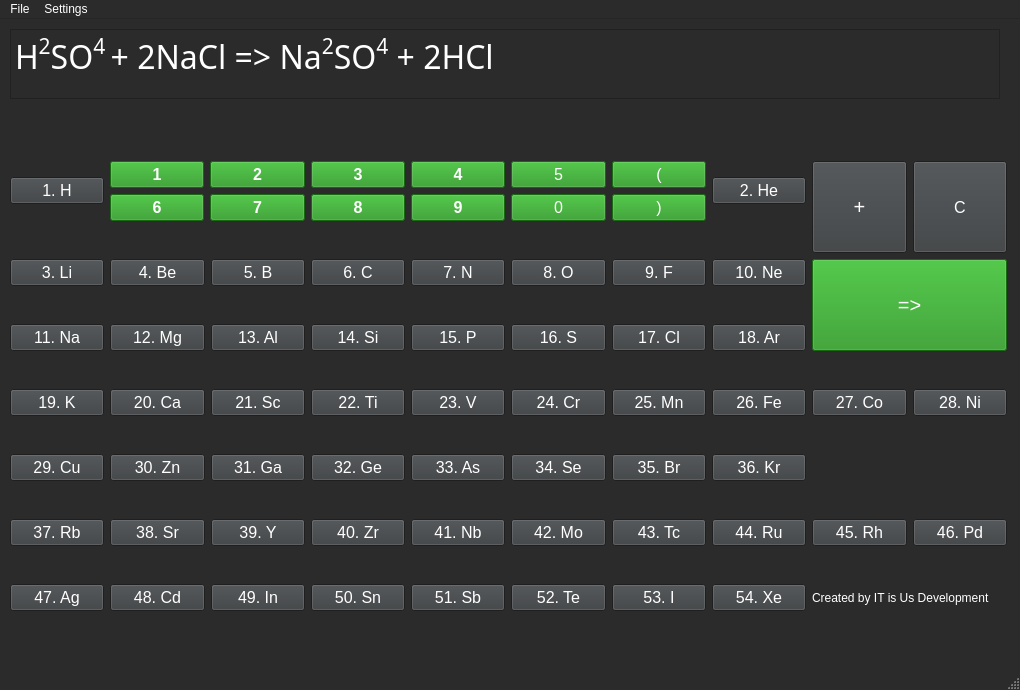
This is Chem_calc.ui in AlexSmirn0v/Chemical-Romance as Qt 5 draws it before an edit. The edited form follows.
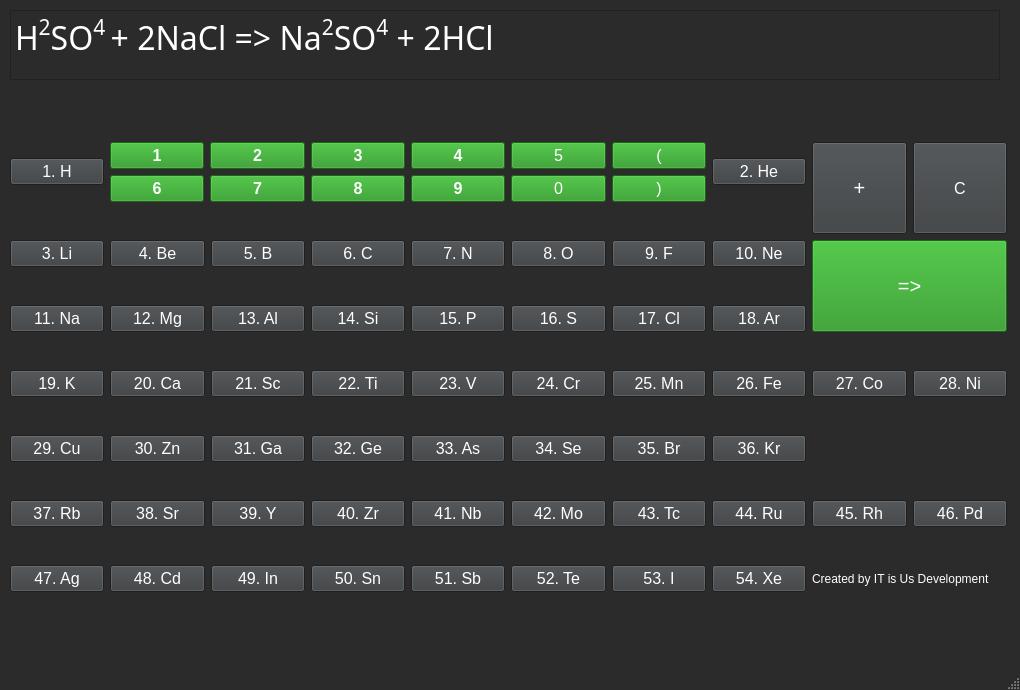
This is the edited form.

The edit to the form file:
```diff
--- a/Chem_calc.ui
+++ b/Chem_calc.ui
@@ -4679,18 +4679,6 @@
      <height>25</height>
     </rect>
    </property>
-   <widget class="QMenu" name="menuFile">
-    <property name="title">
-     <string>File</string>
-    </property>
-   </widget>
-   <widget class="QMenu" name="menuSettings">
-    <property name="title">
-     <string>Settings</string>
-    </property>
-   </widget>
-   <addaction name="menuFile"/>
-   <addaction name="menuSettings"/>
   </widget>
   <widget class="QStatusBar" name="statusbar"/>
  </widget>
```
Left out of the diff: 2 changed lines with no effect on the pictures.
